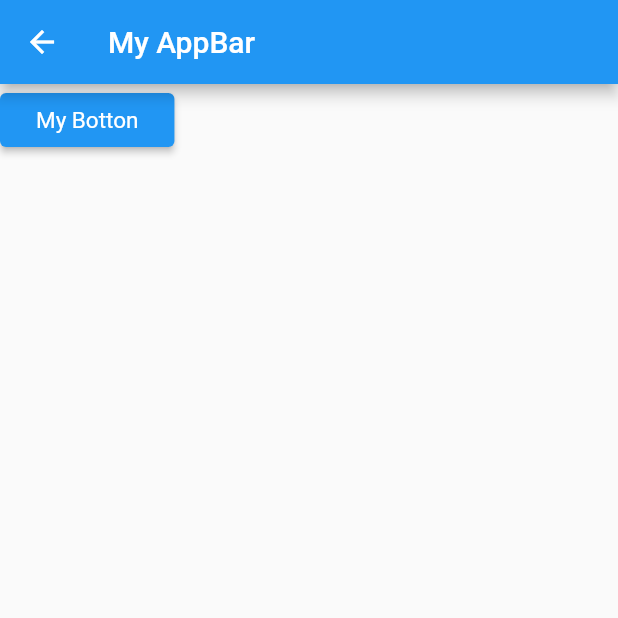
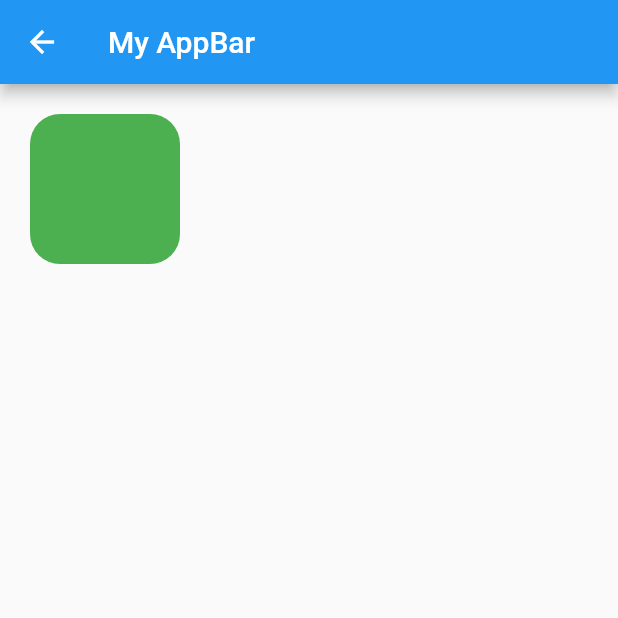
Before and after one commit to Hancie123/flutter_practice, a Flutter app: the Dashboard screen opened directly, on a phone screen of 412 x 824 dp, the top half of it. Run offline on Flutter 3.47's test engine with Material 2 defaults, Android fonts, the phone set to English and light mode, and no system bars.

Commit message:
commit change

```diff
--- a/lib/main.dart
+++ b/lib/main.dart
@@ -2,12 +2,13 @@ import "package:demo/layouts/rowscolumn.dart";
 import "package:demo/ui/dashboard.dart";
 import "package:demo/ui/home.dart";
 import "package:demo/ui/login.dart";
+import "package:demo/widgets/MyScrollView.dart";
 import "package:flutter/material.dart";
 
 void main(List<String> args) {
   runApp(
     MaterialApp(
-      home: MYLayout(),
+      home: MyScrollView(),
       debugShowCheckedModeBanner: false,
     ),
   );
--- a/lib/ui/dashboard.dart
+++ b/lib/ui/dashboard.dart
@@ -1,6 +1,7 @@
 import 'package:demo/widgets/containerdecoration.dart';
 import 'package:demo/widgets/listview.dart';
 import 'package:demo/widgets/mybotton.dart';
+import 'package:demo/widgets/myinkwell.dart';
 import 'package:demo/widgets/navigationbar.dart';
 import 'package:flutter/material.dart';
 
@@ -12,7 +13,7 @@ class Dashboard extends StatelessWidget {
     return Scaffold(
       appBar: AppBar(title: Text("My AppBar")),
 
-      body: MyBotton(),
+      body: MyInkWell(),
 
     );
   }
--- a/lib/widgets/myinkwell.dart
+++ b/lib/widgets/myinkwell.dart
@@ -0,0 +1,30 @@
+import 'package:flutter/material.dart';
+
+class MyInkWell extends StatelessWidget {
+  const MyInkWell({super.key});
+
+  @override
+  Widget build(BuildContext context) {
+    return InkWell(
+      onTap: () {
+        print("Tap");
+      },
+      onLongPress: () {
+        print("Long Press");
+      },
+      onDoubleTap: () {
+        print("Double Press");
+      },
+      child: Padding(
+        padding: const EdgeInsets.all(20.0),
+        child: Container(
+          decoration: BoxDecoration(
+              color: Colors.green,
+              borderRadius: BorderRadius.circular(20)),
+          width: 100,
+          height: 100,
+        ),
+      ),
+    );
+  }
+}
```
Also changed, not shown: lib/widgets/MyScrollView.dart (added, +46 -0 lines).
